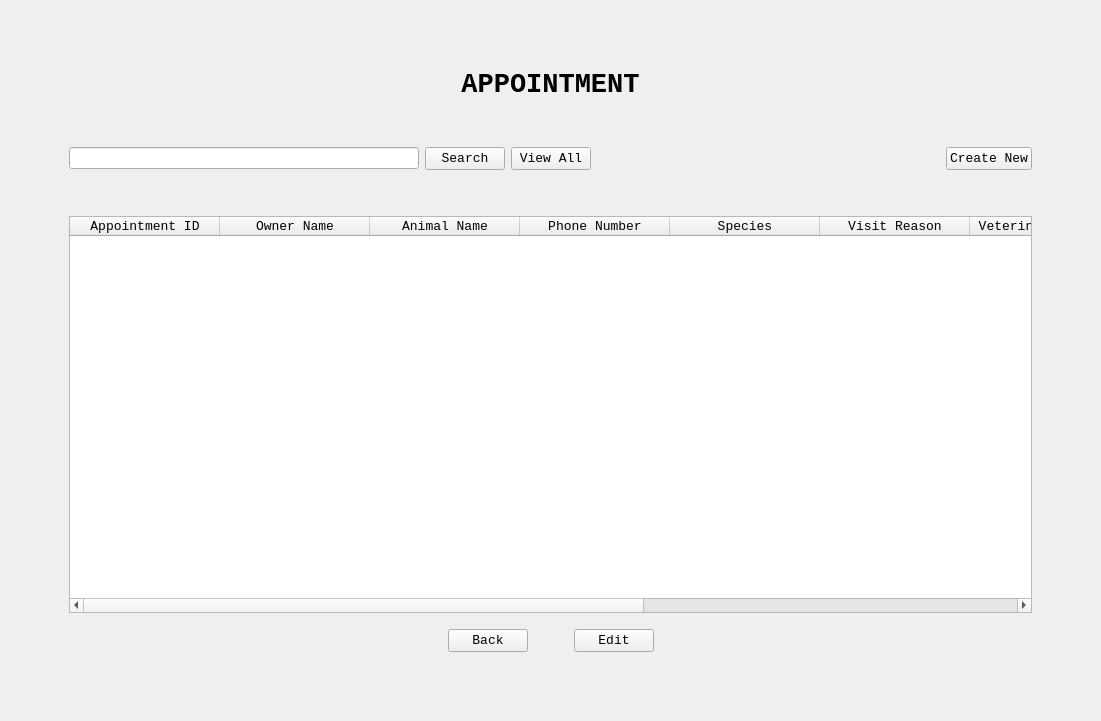
Old version of the form AppointmentUI.ui in the repository ASNaeem/Simple-VCMS.
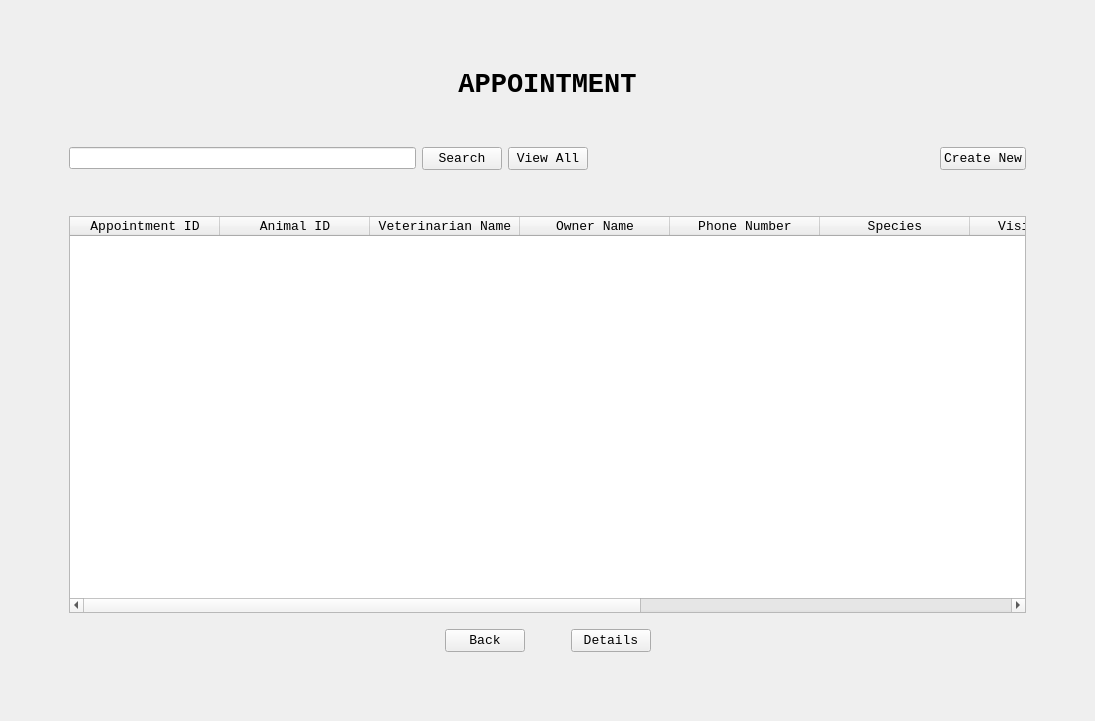
New version of the form.

Commit message: added the appointment modify window

```diff
--- a/AppointmentUI.ui
+++ b/AppointmentUI.ui
@@ -6,7 +6,7 @@
    <rect>
     <x>0</x>
     <y>0</y>
-    <width>1101</width>
+    <width>1095</width>
     <height>721</height>
    </rect>
   </property>
@@ -271,16 +271,21 @@
             </font>
            </property>
           </column>
+          <column>
+           <property name="text">
+            <string>Animal ID</string>
+           </property>
+          </column>
+          <column>
+           <property name="text">
+            <string>Veterinarian Name</string>
+           </property>
+          </column>
           <column>
            <property name="text">
             <string>Owner Name</string>
            </property>
           </column>
-          <column>
-           <property name="text">
-            <string>Animal Name</string>
-           </property>
-          </column>
           <column>
            <property name="text">
             <string>Phone Number</string>
@@ -296,11 +301,6 @@
             <string>Visit Reason</string>
            </property>
           </column>
-          <column>
-           <property name="text">
-            <string>Veterinarian Name</string>
-           </property>
-          </column>
           <column>
            <property name="text">
             <string>Date</string>
@@ -401,7 +401,7 @@
            <cursorShape>PointingHandCursor</cursorShape>
           </property>
           <property name="text">
-           <string>Edit</string>
+           <string>Details</string>
           </property>
          </widget>
         </item>
```
The commit also changes 2 other files.
